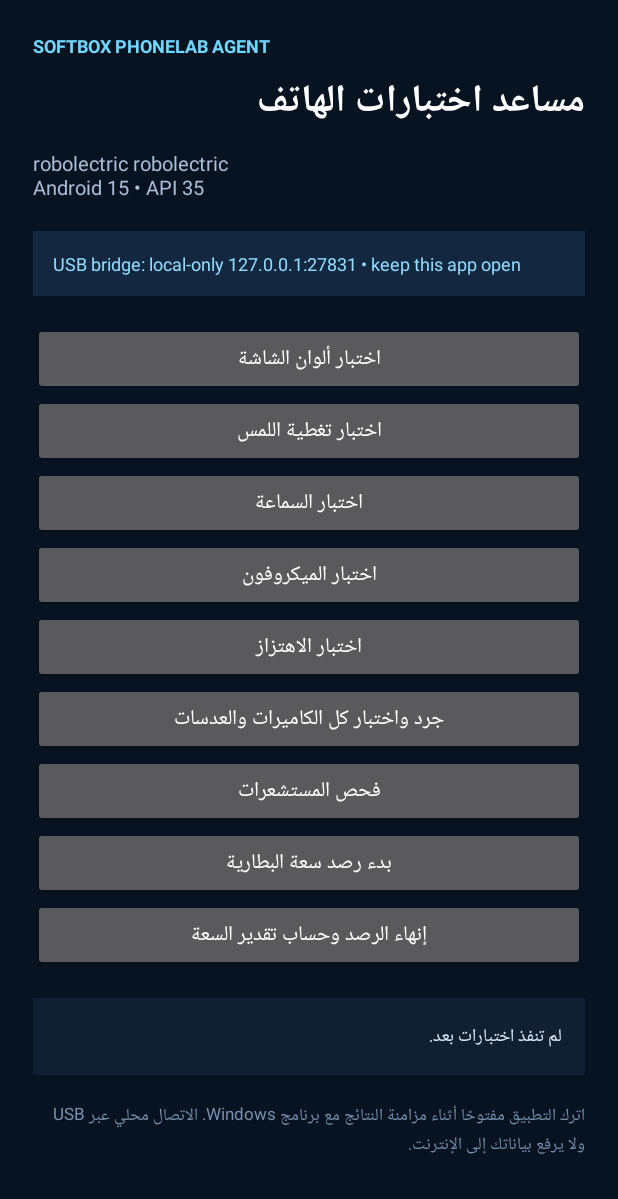
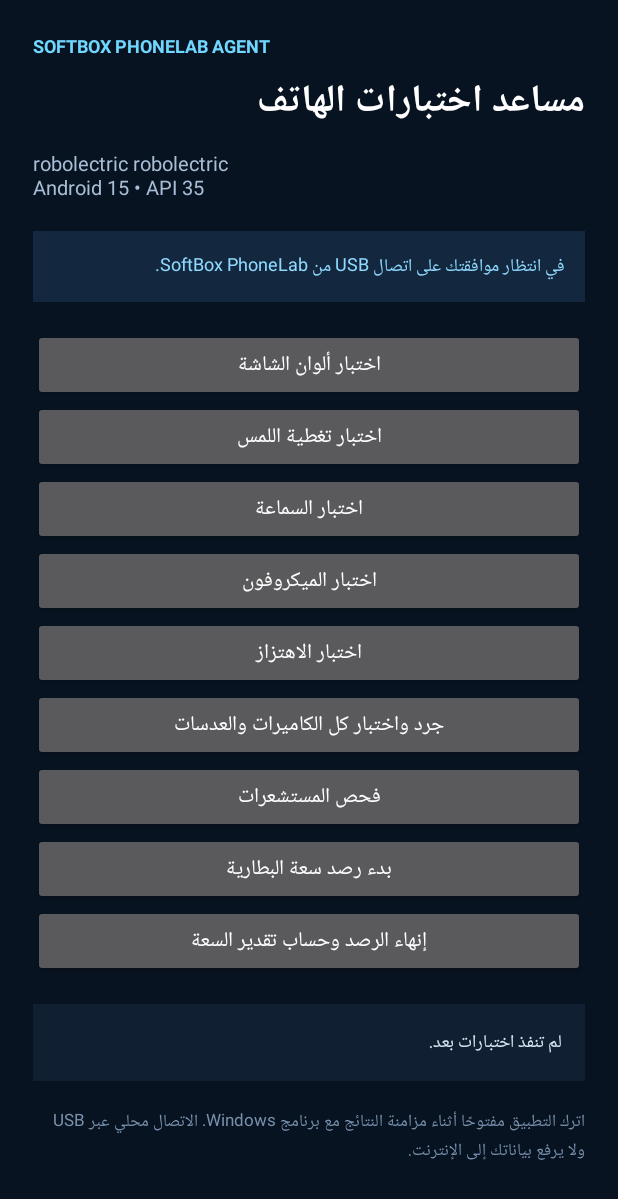
Before and after one commit to ibra8y3-web/SoftBox-PhoneLab, an Android app: the screen it shows after launch (MainActivity), on a phone screen of 412 x 824 dp. Shown: the top 1199 px of the screen. Run offline under Robolectric (Android 15) with nearby library versions, the phone set to English and light mode, and no system bars; 1 statement that could not run was skipped.

Commit message:
Add explicit phone consent and build a complete offline Windows bundle

```diff
--- a/agent/app/build.gradle.kts
+++ b/agent/app/build.gradle.kts
@@ -11,8 +11,8 @@ android {
         applicationId = "com.softbox.phonelab.agent"
         minSdk = 26
         targetSdk = 35
-        versionCode = 3
-        versionName = "0.4.0"
+        versionCode = 4
+        versionName = "0.5.0"
     }
 
     buildFeatures { buildConfig = true }
--- a/agent/app/src/main/AndroidManifest.xml
+++ b/agent/app/src/main/AndroidManifest.xml
@@ -13,6 +13,7 @@
         <activity
             android:name=".MainActivity"
             android:exported="true"
+            android:launchMode="singleTask"
             android:screenOrientation="unspecified">
             <intent-filter>
                 <action android:name="android.intent.action.MAIN"/>
--- a/agent/app/src/main/java/com/softbox/phonelab/agent/LocalAgentServer.kt
+++ b/agent/app/src/main/java/com/softbox/phonelab/agent/LocalAgentServer.kt
@@ -73,7 +73,7 @@ class LocalAgentServer(
                 when {
                     method == "GET" && endpoint == "/health" -> {
                         statusCode = 200; statusText = "OK"
-                        response = JSONObject().put("status", "ok").put("agentVersion", "0.4.0")
+                        response = JSONObject().put("status", "ok").put("agentVersion", "0.5.0")
                     }
                     method == "GET" && endpoint == "/snapshot" -> {
                         statusCode = 200; statusText = "OK"
--- a/agent/app/src/main/java/com/softbox/phonelab/agent/MainActivity.kt
+++ b/agent/app/src/main/java/com/softbox/phonelab/agent/MainActivity.kt
@@ -49,6 +49,9 @@ class MainActivity : Activity() {
     private lateinit var resultView: TextView
     private var recorder: MediaRecorder? = null
     private var recordFile: File? = null
+    private var connectionAllowed = false
+    private var consentDialog: AlertDialog? = null
+    private lateinit var bridgeStateView: TextView
 
     override fun onCreate(savedInstanceState: Bundle?) {
         super.onCreate(savedInstanceState)
@@ -59,7 +62,8 @@ class MainActivity : Activity() {
         deviceInfo.text = "${Build.MANUFACTURER} ${Build.MODEL}\nAndroid ${Build.VERSION.RELEASE} • API ${Build.VERSION.SDK_INT}"
         hardwareFeatures.addAll(packageManager.systemAvailableFeatures.mapNotNull { it.name }.filter { it.isNotBlank() }.distinct().sorted())
         server = LocalAgentServer({ createSnapshot() }, { command -> dispatchRemoteCommand(command) })
-        findViewById<TextView>(R.id.bridgeState).text = "USB bridge: local-only 127.0.0.1:27831 • keep this app open"
+        bridgeStateView = findViewById(R.id.bridgeState)
+        bridgeStateView.text = "في انتظار موافقتك على اتصال USB من SoftBox PhoneLab."
 
         findViewById<android.widget.Button>(R.id.testDisplay).setOnClickListener { runDisplayTest() }
         findViewById<android.widget.Button>(R.id.testTouch).setOnClickListener { runTouchTest() }
@@ -71,10 +75,54 @@ class MainActivity : Activity() {
         findViewById<android.widget.Button>(R.id.startBatteryCapacity).setOnClickListener { startBatteryCapacityObservation() }
         findViewById<android.widget.Button>(R.id.finishBatteryCapacity).setOnClickListener { finishBatteryCapacityObservation() }
         renderResults()
+        requestConnectionConsent()
     }
 
-    override fun onResume() { super.onResume(); server.start() }
-    override fun onPause() { server.stop(); super.onPause() }
+    override fun onNewIntent(intent: Intent) {
+        super.onNewIntent(intent)
+        setIntent(intent)
+        requestConnectionConsent()
+    }
+
+    override fun onResume() {
+        super.onResume()
+        if (connectionAllowed) {
+            server.start()
+            bridgeStateView.text = "اتصال USB مصرح • 127.0.0.1:27831"
+        }
+    }
+
+    override fun onPause() {
+        server.stop()
+        super.onPause()
+    }
+
+    private fun requestConnectionConsent() {
+        connectionAllowed = false
+        server.stop()
+        consentDialog?.dismiss()
+        bridgeStateView.text = "في انتظار موافقتك على اتصال USB من SoftBox PhoneLab."
+        consentDialog = AlertDialog.Builder(this)
+            .setTitle("طلب اتصال من SoftBox PhoneLab")
+            .setMessage(
+                "يوجد كمبيوتر متصل بهذا الهاتف عبر USB ويطلب تشغيل PhoneLab Agent.\\n\\n" +
+                "عند السماح، سيتمكن برنامج PhoneLab على هذا الكمبيوتر من قراءة معلومات التشخيص وطلب الاختبارات التي تختار تشغيلها، مثل الشاشة واللمس والصوت والكاميرا والحساسات.\\n\\n" +
+                "الاتصال محلي عبر USB وADB على 127.0.0.1 فقط؛ لا يرفع Agent بياناتك إلى خادم خارجي. يمكنك رفض الطلب، ولن يبدأ استقبال أوامر الاختبار."
+            )
+            .setPositiveButton("السماح لهذا الاتصال") { _, _ ->
+                connectionAllowed = true
+                bridgeStateView.text = "اتصال USB مصرح • 127.0.0.1:27831"
+                server.start()
+            }
+            .setNegativeButton("رفض الاتصال") { _, _ ->
+                connectionAllowed = false
+                bridgeStateView.text = "تم رفض اتصال الكمبيوتر. لن تُستقبل أوامر PhoneLab."
+                server.stop()
+            }
+            .setCancelable(false)
+            .create()
+            .also { it.show() }
+    }
     override fun onDestroy() { stopRecorder(); server.stop(); super.onDestroy() }
 
     private fun dispatchRemoteCommand(command: String): Boolean {
@@ -497,7 +545,7 @@ class MainActivity : Activity() {
         val testObject = JSONObject()
         tests.forEach { (key, value) -> testObject.put(key, value) }
         return JSONObject()
-            .put("agentVersion", "0.4.0")
+            .put("agentVersion", "0.5.0")
             .put("manufacturer", Build.MANUFACTURER)
             .put("brand", Build.BRAND)
             .put("model", Build.MODEL)
```
Also changed, not shown: 3 other files.
